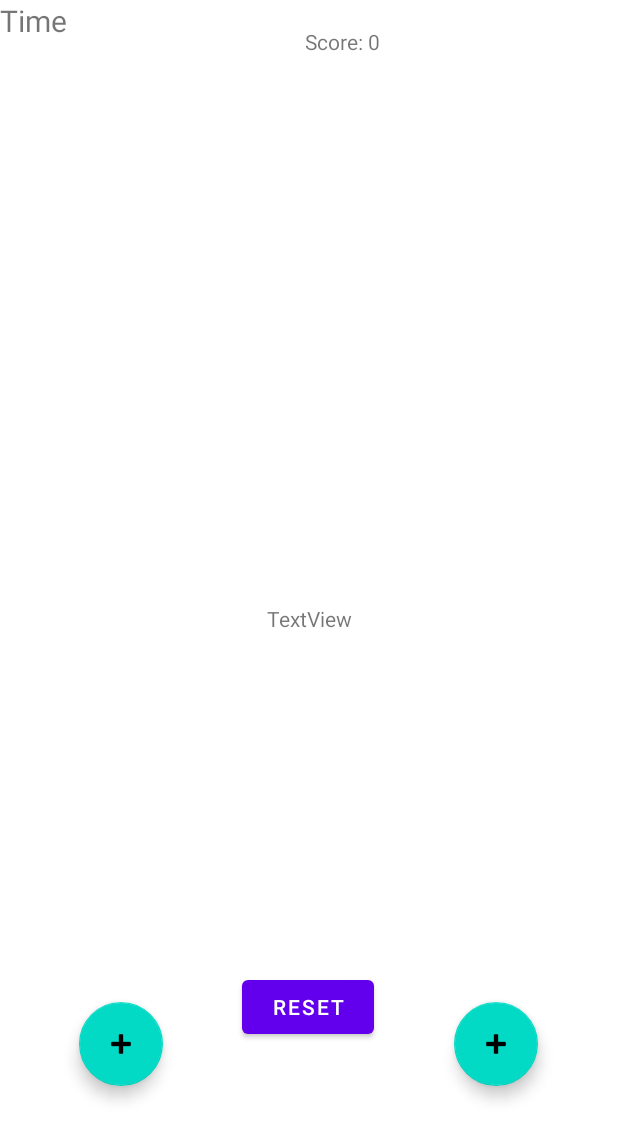
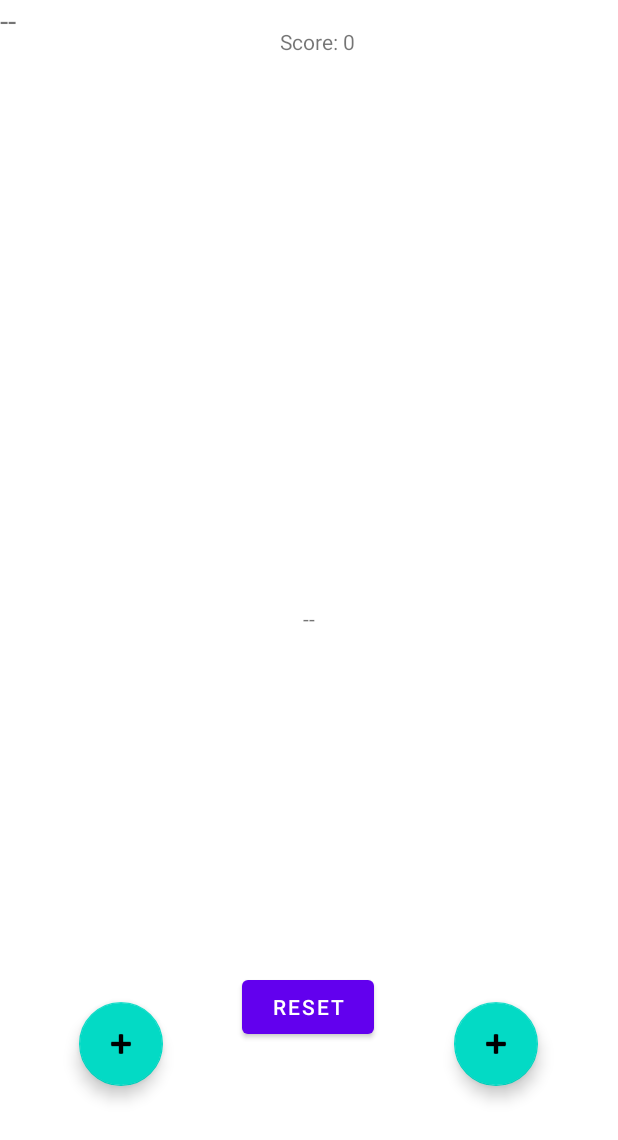
Before and after one commit to Kyle-Henderson-BBC/Hack-Week-2021-100-Treasures, an Android app: the layout activity_guess.xml on its own in the app's theme, with its tools: preview values and no code run, on a phone screen of 412 x 824 dp. Shown: the top 1140 px of the screen. Run offline under Robolectric (Android 15) with nearby library versions, the light colour scheme and no system bars.

Commit message:
refactor(app wide): some refactorings like string resources, id names and making things private

```diff
--- a/app/src/main/AndroidManifest.xml
+++ b/app/src/main/AndroidManifest.xml
@@ -3,7 +3,7 @@
     package="com.example.hack_week_100_treasures">
 
     <application
-        android:allowBackup="true"
+        android:allowBackup="false"
         android:icon="@mipmap/ic_launcher"
         android:label="@string/app_name"
         android:roundIcon="@mipmap/ic_launcher_round"
--- a/app/src/main/res/layout-land/activity_guess.xml
+++ b/app/src/main/res/layout-land/activity_guess.xml
@@ -9,10 +9,10 @@
     tools:orientation="horizontal">
 
     <TextView
-        android:id="@+id/textView"
+        android:id="@+id/time"
         android:layout_width="wrap_content"
         android:layout_height="wrap_content"
-        android:text="Time"
+        android:text="@string/empty"
         android:textSize="20sp"
         app:layout_constraintBottom_toBottomOf="parent"
         app:layout_constraintEnd_toEndOf="parent"
@@ -25,21 +25,21 @@
         android:id="@+id/reset_button"
         android:layout_width="wrap_content"
         android:layout_height="wrap_content"
-        android:text="Reset"
+        android:text="@string/reset"
         android:visibility="invisible"
         app:layout_constraintBottom_toBottomOf="parent"
         app:layout_constraintEnd_toEndOf="parent"
         app:layout_constraintHorizontal_bias="0.498"
         app:layout_constraintStart_toStartOf="parent"
-        app:layout_constraintTop_toBottomOf="@+id/textView"
+        app:layout_constraintTop_toBottomOf="@+id/time"
         app:layout_constraintVertical_bias="0.828"
         tools:visibility="visible" />
 
     <TextView
-        android:id="@+id/textView2"
+        android:id="@+id/character"
         android:layout_width="wrap_content"
         android:layout_height="wrap_content"
-        android:text="TextView"
+        android:text="@string/empty"
         app:layout_constraintBottom_toBottomOf="parent"
         app:layout_constraintEnd_toEndOf="parent"
         app:layout_constraintStart_toStartOf="parent"
@@ -54,7 +54,8 @@
         app:layout_constraintBottom_toBottomOf="parent"
         app:layout_constraintEnd_toStartOf="@+id/reset_button"
         app:layout_constraintStart_toStartOf="parent"
-        app:srcCompat="@android:drawable/ic_input_add" />
+        app:srcCompat="@android:drawable/ic_input_add"
+        android:focusable="true" />
 
     <com.google.android.material.floatingactionbutton.FloatingActionButton
         android:id="@+id/floatingActionButton2"
@@ -65,16 +66,17 @@
         app:layout_constraintBottom_toBottomOf="parent"
         app:layout_constraintEnd_toEndOf="parent"
         app:layout_constraintStart_toEndOf="@+id/reset_button"
-        app:srcCompat="@android:drawable/ic_input_add" />
+        app:srcCompat="@android:drawable/ic_input_add"
+        android:focusable="true" />
 
     <TextView
         android:id="@+id/score"
         android:layout_width="wrap_content"
         android:layout_height="wrap_content"
         android:layout_marginTop="18dp"
-        android:text="Score: 0"
+        android:text="@string/score"
         app:layout_constraintEnd_toEndOf="parent"
-        app:layout_constraintStart_toEndOf="@+id/textView"
+        app:layout_constraintStart_toEndOf="@+id/time"
         app:layout_constraintTop_toTopOf="parent" />
 
 </androidx.constraintlayout.widget.ConstraintLayout>
--- a/app/src/main/res/layout/activity_guess.xml
+++ b/app/src/main/res/layout/activity_guess.xml
@@ -8,10 +8,10 @@
     android:orientation="horizontal">
 
     <TextView
-        android:id="@+id/textView"
+        android:id="@+id/time"
         android:layout_width="wrap_content"
         android:layout_height="wrap_content"
-        android:text="Time"
+        android:text="@string/empty"
         android:textSize="20sp"
         app:layout_constraintBottom_toBottomOf="parent"
         app:layout_constraintEnd_toEndOf="parent"
@@ -24,21 +24,21 @@
         android:id="@+id/reset_button"
         android:layout_width="wrap_content"
         android:layout_height="wrap_content"
-        android:text="Reset"
+        android:text="@string/reset"
         android:visibility="invisible"
         app:layout_constraintBottom_toBottomOf="parent"
         app:layout_constraintEnd_toEndOf="parent"
         app:layout_constraintHorizontal_bias="0.498"
         app:layout_constraintStart_toStartOf="parent"
-        app:layout_constraintTop_toBottomOf="@+id/textView"
+        app:layout_constraintTop_toBottomOf="@+id/time"
         app:layout_constraintVertical_bias="0.828"
         tools:visibility="visible" />
 
     <TextView
-        android:id="@+id/textView2"
+        android:id="@+id/character"
         android:layout_width="wrap_content"
         android:layout_height="wrap_content"
-        android:text="TextView"
+        android:text="@string/empty"
         app:layout_constraintBottom_toBottomOf="parent"
         app:layout_constraintEnd_toEndOf="parent"
         app:layout_constraintStart_toStartOf="parent"
@@ -53,7 +53,8 @@
         app:layout_constraintBottom_toBottomOf="parent"
         app:layout_constraintEnd_toStartOf="@+id/reset_button"
         app:layout_constraintStart_toStartOf="parent"
-        app:srcCompat="@android:drawable/ic_input_add" />
+        app:srcCompat="@android:drawable/ic_input_add"
+        android:focusable="true" />
 
     <com.google.android.material.floatingactionbutton.FloatingActionButton
         android:id="@+id/floatingActionButton2"
@@ -64,16 +65,17 @@
         app:layout_constraintBottom_toBottomOf="parent"
         app:layout_constraintEnd_toEndOf="parent"
         app:layout_constraintStart_toEndOf="@+id/reset_button"
-        app:srcCompat="@android:drawable/ic_input_add" />
+        app:srcCompat="@android:drawable/ic_input_add"
+        android:focusable="true" />
 
     <TextView
         android:id="@+id/score"
         android:layout_width="wrap_content"
         android:layout_height="wrap_content"
         android:layout_marginTop="18dp"
-        android:text="Score: 0"
+        android:text="@string/score"
         app:layout_constraintEnd_toEndOf="parent"
-        app:layout_constraintStart_toEndOf="@+id/textView"
+        app:layout_constraintStart_toEndOf="@+id/time"
         app:layout_constraintTop_toTopOf="parent" />
 
 </androidx.constraintlayout.widget.ConstraintLayout>
--- a/app/src/main/res/layout/activity_main.xml
+++ b/app/src/main/res/layout/activity_main.xml
@@ -7,10 +7,10 @@
     tools:context=".MainActivity">
 
     <Button
-        android:id="@+id/button"
+        android:id="@+id/start_button"
         android:layout_width="wrap_content"
         android:layout_height="wrap_content"
-        android:text="Start"
+        android:text="@string/start"
         app:layout_constraintBottom_toBottomOf="parent"
         app:layout_constraintEnd_toEndOf="parent"
         app:layout_constraintStart_toStartOf="parent"
--- a/app/src/main/res/values/strings.xml
+++ b/app/src/main/res/values/strings.xml
@@ -1,3 +1,8 @@
 <resources>
     <string name="app_name">Hack-Week-100-treasures</string>
+    <string name="TimerDone">done!</string>
+    <string name="start">Start Game</string>
+    <string name="empty">--</string>
+    <string name="reset">Reset</string>
+    <string name="score">Score: 0</string>
 </resources>
```
Also changed, not shown: app/src/main/java/com/example/hack_week_100_treasures/CharactersRepository.kt (+7 -1 lines), app/src/main/java/com/example/hack_week_100_treasures/GuessActivity.kt (+12 -10 lines), app/src/main/java/com/example/hack_week_100_treasures/MainActivity.kt (+3 -5 lines).
